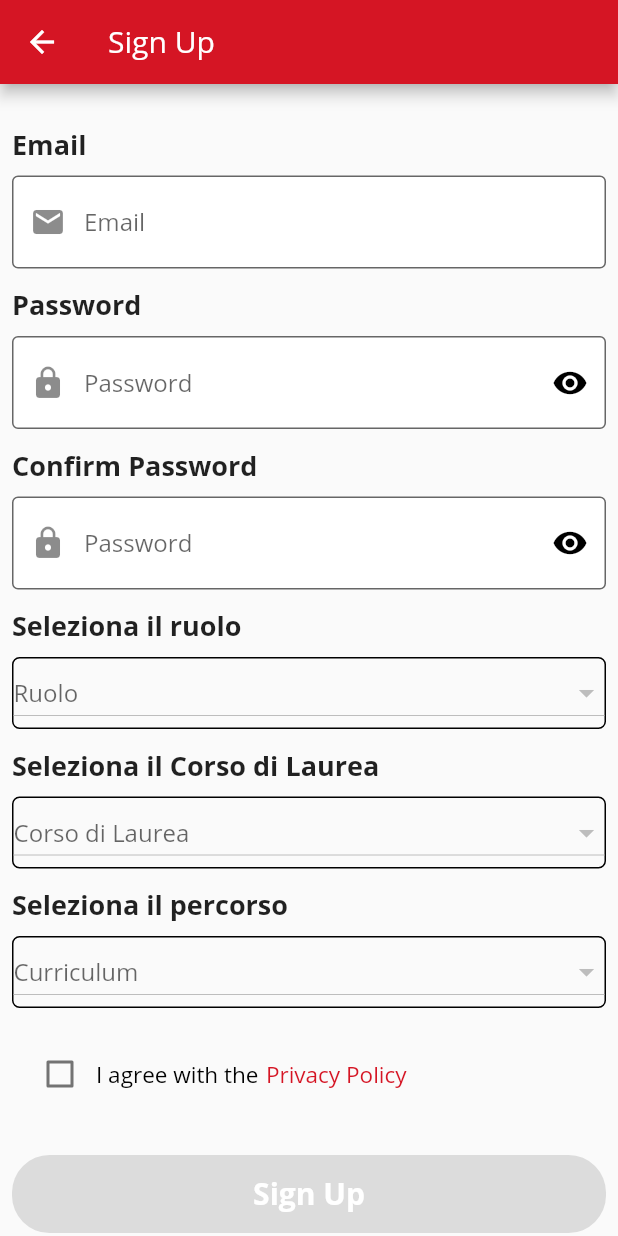
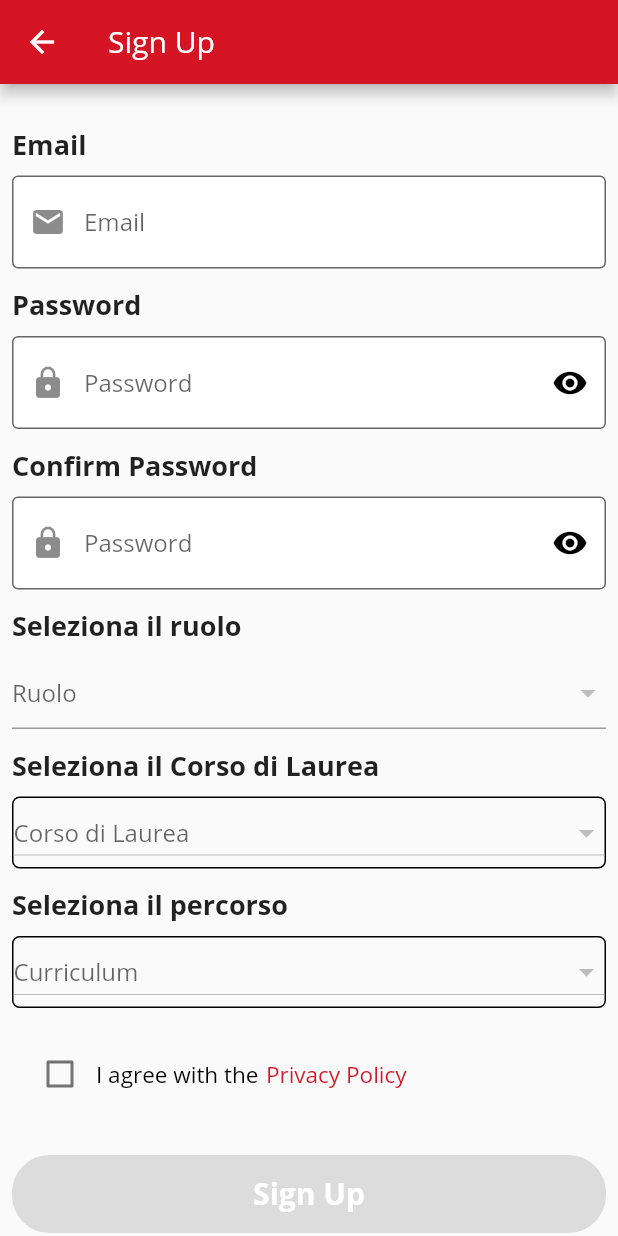
Before and after one commit to John-Hundred/Etutoring, a Flutter app: the Signup screen opened directly, on a phone screen of 412 x 824 dp. Run offline on Flutter 3.47's test engine with Material 2 defaults, Android fonts, the phone set to English and light mode, and no system bars; our stand-ins replace carousel_slider, email_validator, flutter_secure_storage, scrollable_positioned_list; missing offline and left inert: move_to_background; accounts and stored records are empty; network calls fail.

Commit message:
fix sign up

```diff
--- a/lib/screens/signup.dart
+++ b/lib/screens/signup.dart
@@ -352,6 +352,7 @@ class _SignupState extends State<Signup> {
                       child: DropdownButton<String>(
                         /*validator: (value) =>
                             value == null ? 'Degree required' : null,*/
+                        elevation: 4,
                         isExpanded: true,
                         hint: Text(dropDownValueDegree ?? 'Corso di Laurea'),
                         items: snapshot.data
@@ -417,6 +418,7 @@ class _SignupState extends State<Signup> {
                       child: DropdownButton<String>(
                         /*validator: (value) =>
                             value == null ? 'Curriculum required' : null,*/
+                        elevation: 4,
                         isExpanded: true,
                         hint: Text(dropDownValueCurriculum ?? 'Curriculum'),
                         items: snapshot.data
@@ -467,15 +469,16 @@ class _SignupState extends State<Signup> {
                   ? Center(
                       child: Container(
                       height: 48,
-                      decoration: ShapeDecoration(
+                      /*decoration: ShapeDecoration(
                         shape: RoundedRectangleBorder(
                           side:
                               BorderSide(width: 1.0, style: BorderStyle.solid),
                           borderRadius: BorderRadius.all(Radius.circular(5.0)),
                         ),
-                      ),
+                      ),*/
                       // color: Colors.grey,
-                      child: DropdownButton<String>(
+                      child: DropdownButtonFormField<String>(
+                        elevation: 4,
                         /*validator: (value) =>
                             value == null ? 'Role required' : null,*/
                         isExpanded: true,
```
